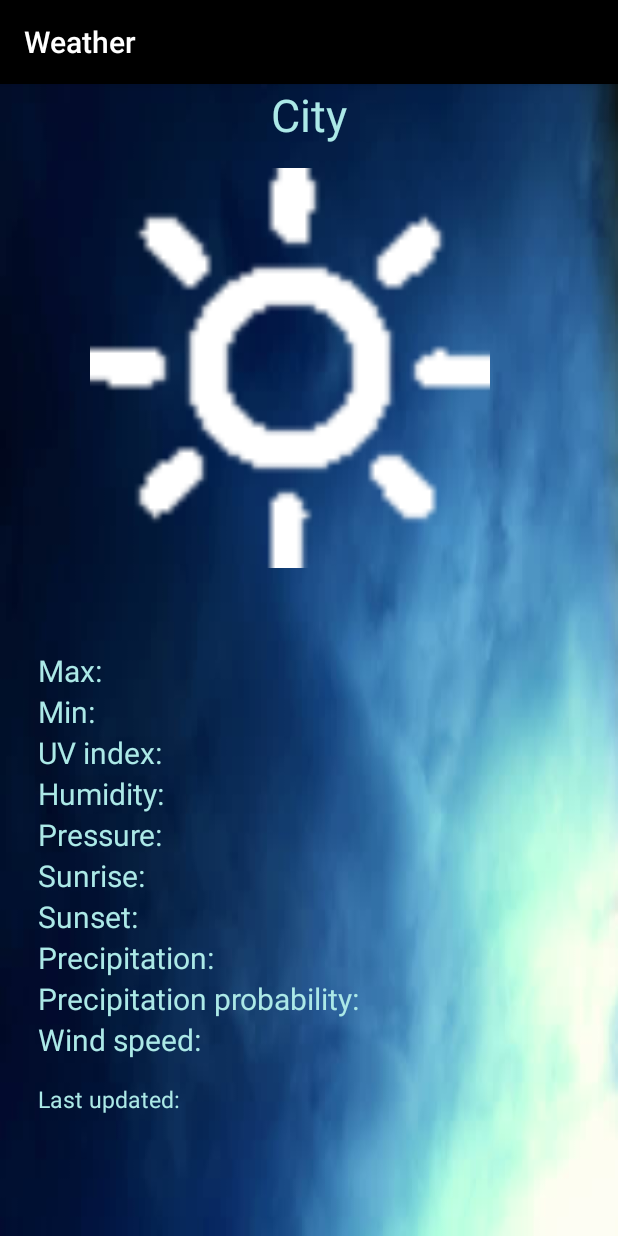
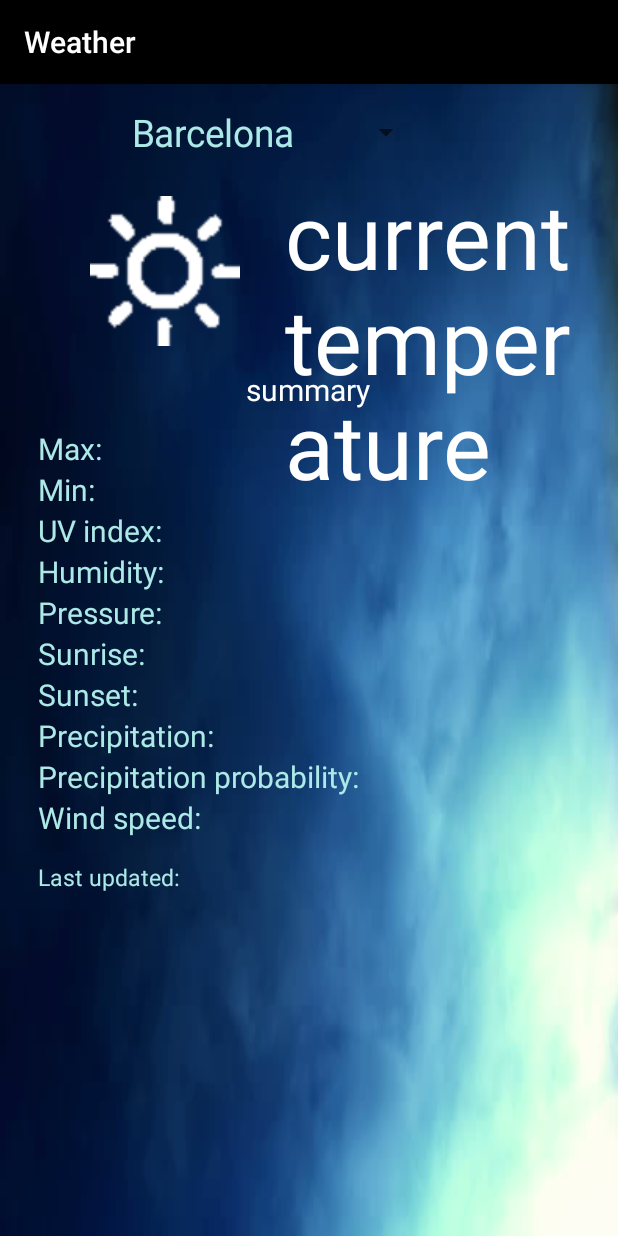
Before and after one commit to dudaseva/AndroidWeatherApp, an Android app: the screen it shows after launch (MainActivity), on a phone screen of 412 x 824 dp. Run offline under Robolectric (Android 15) with nearby library versions, the phone set to English and light mode, and no system bars.

Commit message:
change city

```diff
--- a/app/src/main/java/data/WeatherHttpClient.java
+++ b/app/src/main/java/data/WeatherHttpClient.java
@@ -11,9 +11,11 @@ import Util.Utils;
 
 public class WeatherHttpClient {
 
+
     public String getWeatherData (String place) {
         HttpURLConnection connection = null;
         InputStream inputStream = null;
+
 
         try {
 
--- a/app/src/main/java/eva/example/hu/weather/MainActivity.java
+++ b/app/src/main/java/eva/example/hu/weather/MainActivity.java
@@ -1,15 +1,29 @@
 package eva.example.hu.weather;
 
+import android.graphics.Color;
 import android.os.AsyncTask;
 import android.support.v7.app.AppCompatActivity;
 import android.os.Bundle;
 import android.view.Menu;
+import android.view.View;
+import android.widget.AdapterView;
+import android.widget.ArrayAdapter;
+import android.widget.Spinner;
 import android.widget.TextView;
+
+import java.text.DateFormat;
+import java.text.SimpleDateFormat;
+import java.time.format.DateTimeFormatter;
+import java.util.Date;
+import java.util.HashMap;
+import java.util.Map;
+
 import data.JsonParser;
 import data.WeatherHttpClient;
 import model.CurrentWeather;
+import model.Daily;
 
-public class MainActivity extends AppCompatActivity {
+public class MainActivity extends AppCompatActivity implements AdapterView.OnItemSelectedListener {
 
     private TextView city;
     private TextView icon;
@@ -31,12 +45,30 @@ public class MainActivity extends AppCompatActivity {
 
     CurrentWeather currentWeather = new CurrentWeather();
 
+
+    static Map<String, String> cities;
+     static {
+         cities = new HashMap<String, String>();
+        cities.put("Szeged", "46.253, 20.14824");
+        cities.put("Kecskemét", "46.908, 19.692");
+        cities.put("Budapest", "47.494245, 19.054058");
+        cities.put("Siófok", "46.253, 20.14824");
+        cities.put("Hódmezővásárhely", "46.409474, 20.316926");
+        cities.put("Debrecen", "47.551594, 21.626078");
+        cities.put("Kecel", "46.526044, 19.246017");
+        cities.put("Barcelona", "41.375705, 2.190133");
+        cities.put("Oslo", "59.913929, 10.752629");
+
+    }
+
+
+
     @Override
     protected void onCreate(Bundle savedInstanceState) {
         super.onCreate(savedInstanceState);
         setContentView(R.layout.activity_main);
 
-        city = (TextView) findViewById(R.id.txtCity);
+//        city = (TextView) findViewById(R.id.txtCity);
         //icon = (ImageView) findViewById(R.id.image);
         temperature = (TextView) findViewById(R.id.curr_temperature);
         summary = (TextView) findViewById(R.id.summaryText);
@@ -52,15 +84,33 @@ public class MainActivity extends AppCompatActivity {
         windSpeed = (TextView) findViewById(R.id.windSpeed);
         updated = (TextView) findViewById(R.id.lastUpdated);
 
-        renderWeatherData("37.1234,50.34");
-        // renderWeatherData("17.1234,10.34");
-        //  37.1234,50.34
-        //Szeged: 46.253, 20.14824
+
+        Spinner spinner = findViewById(R.id.spinner);
+        ArrayAdapter<CharSequence> adapter = ArrayAdapter.createFromResource(this, R.array.citiesXml, android.R.layout.simple_spinner_item);
+        adapter.setDropDownViewResource(android.R.layout.simple_spinner_dropdown_item);
+        spinner.setAdapter(adapter);
+        spinner.setOnItemSelectedListener(this);
+
     }
+
+    @Override
+    public void onItemSelected(AdapterView<?> parent, View view, int position, long id) {
+        String text = parent.getItemAtPosition(position).toString();
+        renderWeatherData(text);
+        ((TextView) parent.getChildAt(0)).setTextColor(Color.parseColor("#ACE9E7"));
+        ((TextView) parent.getChildAt(0)).setTextSize(25);
+
+    }
+
+    @Override
+    public void onNothingSelected(AdapterView<?> parent) {
+    }
+
 
     public void renderWeatherData (String city) {
         WeatherTask weatherTask = new WeatherTask();
-        weatherTask.execute(new String[]{city});
+        weatherTask.execute(cities.get(city));
+
     }
 
     @Override
@@ -87,22 +137,31 @@ public class MainActivity extends AppCompatActivity {
               return;
           }
 
-          //city.setText(currentWeather.getLatitude());
+
+
+          String updatedDateformat = new SimpleDateFormat("HH:mm").format(new Date());
+//          String sunriseDateformat = new SimpleDateFormat("HH:mm").format(new Date(currentWeather.getDaily().getData().get(0).getSunriseTime() + ""));
+//          String sunsetDateformat = new SimpleDateFormat("HH:mm").format(new Date(currentWeather.getDaily().getData().get(0).getSunriseTime() + "));
+
+//          String sunriseDf = df.format(new Date(currentWeather.getDaily().getData().get(0).getSunriseTime() + ""));
+//          String sunsetDf = df.format(new Date(currentWeather.getDaily().getData().get(0).getSunsetTime() + ""));
+
           //icon.setText(currentWeather.getCurrently().getIcon() + "")
-          // maxTemperature
-          // minTemperature
 
+          maxtemperature.setText("⇧ " + Math.round((currentWeather.getDaily().getData().get(0).getTemperatureHigh()-32)*5/9) + "°C");
+          mintemperature.setText("⇩" + Math.round((currentWeather.getDaily().getData().get(0).getTemperatureLow()-32)*5/9) + "°C");
           temperature.setText(Math.round((currentWeather.getCurrently().getTemperature()-32)*5/9) + "°C");
           summary.setText(currentWeather.getHourly().getSummary() + "");
           uvIndex.setText("UV: " + Math.round(currentWeather.getCurrently().getUvIndex()) + "");
           humidity.setText("Humidity: " + Math.round((currentWeather.getCurrently().getHumidity())*100) + " %");
           pressure.setText("Pressure: " + Math.round(currentWeather.getCurrently().getPressure()) + " mBar");
-          // sunrise.setText(currentWeather.getDaily());
-          // sunset.setText(currentWeather.getDaily());
+//          sunrise.setText("Sunrise: " + sunriseDateformat + "");
+//          sunset.setText("Sunset: " + sunsetDateformat + "");
           precipitation.setText("Precipitation: " + currentWeather.getCurrently().getPrecipType() + "");
           precipProbability.setText("Probability: " + Math.round(currentWeather.getCurrently().getPrecipProbability()*100) + " %");
           windSpeed.setText("Windspeed: " + Math.round(currentWeather.getCurrently().getWindSpeed()) + " km/h");
-          updated.setText("Last updated: " + currentWeather.getCurrently().getTime() + "");
+          updated.setText("Last updated: " + updatedDateformat);
+          //updated.setText("updated: " + currentWeather.getCurrently().getTime());
 
 
       }
--- a/app/src/main/java/model/CurrentWeather.java
+++ b/app/src/main/java/model/CurrentWeather.java
@@ -9,7 +9,6 @@ public class CurrentWeather {
     private Daily daily;
 
     public CurrentWeather() {
-
     }
 
 
--- a/app/src/main/res/layout/activity_main.xml
+++ b/app/src/main/res/layout/activity_main.xml
@@ -7,24 +7,25 @@
     tools:context=".MainActivity">
 
 
-    <TextView
-        android:id="@+id/txtCity"
+    <Spinner
+        android:id="@+id/spinner"
         android:layout_width="wrap_content"
         android:layout_height="wrap_content"
-        android:layout_centerHorizontal="true"
-        android:textSize="30sp"
-        android:text="City"
+        android:text="SpinnerCityChanger"
+        android:layout_marginTop="20sp"
+        android:layout_marginLeft="80sp"
+        android:layout_marginBottom="15sp"
         android:textColor="#ACE9E7" />
+
 
     <ImageView
         android:id="@+id/image"
-        android:layout_width="400px"
-        android:layout_height="400px"
-        android:layout_below="@id/txtCity"
+        android:layout_width="100dp"
+        android:layout_height="100dp"
+        android:layout_below="@id/spinner"
         android:layout_marginLeft="60sp"
         android:layout_marginVertical="15sp"
-        android:src="@drawable/sunshinewhite"
-        />
+        android:src="@drawable/sunshinewhite" />
 
     <TextView
         android:id="@+id/curr_temperature"
@@ -35,15 +36,16 @@
         android:layout_marginTop="60sp"
         android:layout_toRightOf="@id/image"
         android:textColor="#ffffff"
-
+        android:text="current temperature"
         android:textSize="60sp" />
 
     <TextView
         android:id="@+id/summaryText"
-        android:layout_width="match_parent"
+        android:layout_width="wrap_content"
         android:layout_height="wrap_content"
         android:layout_below="@id/image"
         android:layout_centerHorizontal="true"
+        android:text="summary"
         android:textColor="#FFFFFF"
         android:textSize="20sp"
         android:layout_marginLeft="25sp"
@@ -139,7 +141,6 @@
         android:textSize="20sp"
         android:layout_marginLeft="25sp"/>
 
-
     <TextView
         android:id="@+id/windSpeed"
         android:layout_width="match_parent"
@@ -162,6 +163,4 @@
         android:layout_marginLeft="25sp"/>
 
 
-
-
 </RelativeLayout>
--- a/app/src/main/res/menu/menu_main.xml
+++ b/app/src/main/res/menu/menu_main.xml
@@ -1,4 +1,13 @@
 <?xml version="1.0" encoding="utf-8"?>
-<menu xmlns:android="http://schemas.android.com/apk/res/android">
+<menu xmlns:android="http://schemas.android.com/apk/res/android"
+    xmlns:app="http://schemas.android.com/apk/res-auto">
+<!--
+<item
+    android:id="@+id/changeCityId"
+    android:title="Change_city"
+    app:showAsAction="always"/>
+-->
+
+
 
 </menu>
--- a/app/src/main/res/values/strings.xml
+++ b/app/src/main/res/values/strings.xml
@@ -1,3 +1,15 @@
 <resources>
     <string name="app_name">Weather</string>
+
+    <string-array name="citiesXml">
+        <item>Barcelona</item>
+        <item>Szeged</item>
+        <item>Kecskemét</item>
+        <item>Budapest</item>
+        <item>Siófok</item>
+        <item>Hódmezővásárhely</item>
+        <item>Debrecen</item>
+        <item>Kecel</item>
+        <item>Oslo</item>
+    </string-array>
 </resources>
```
Also changed, not shown: app/src/main/java/model/Currently.java (+7 -1 lines), app/src/main/java/model/Daily.java (+52 -7 lines).
